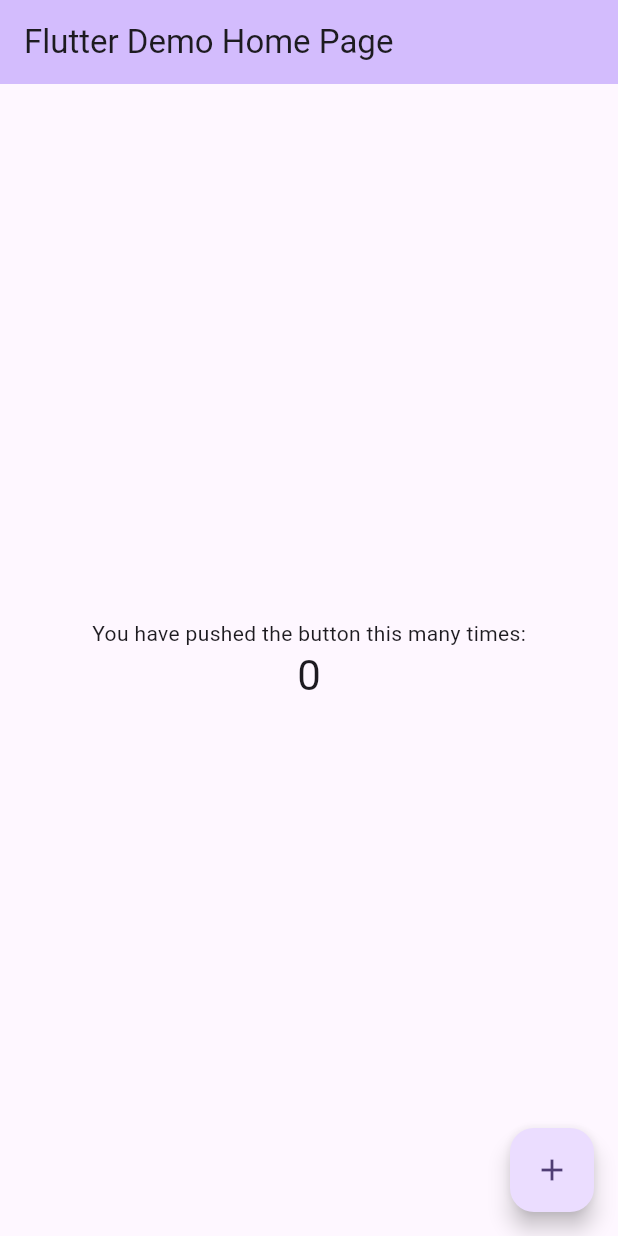
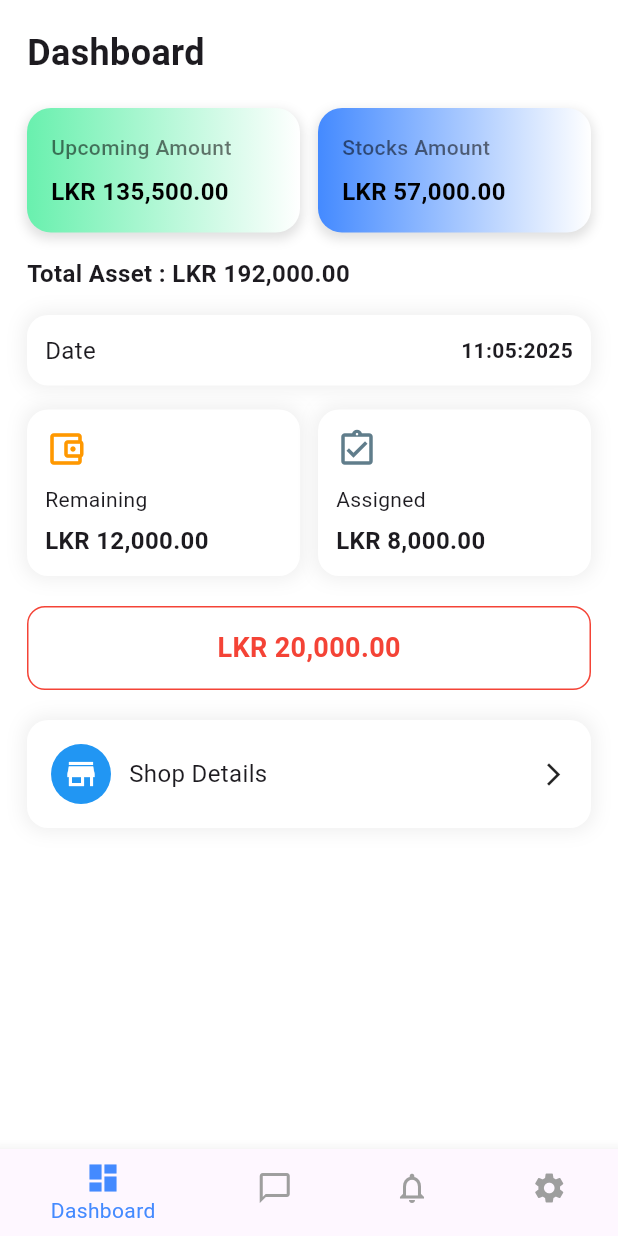
Before and after one commit to Himashirathnayake1/PegasFlex_Admin, a Flutter app: the screen it shows after launch, on a phone screen of 412 x 824 dp. Run offline on Flutter 3.47's test engine with Material 3 defaults, Android fonts, the phone set to English and light mode, and no system bars; Roboto replaces fonts that are missing (Helvetica).

Commit message:
create dashboard page

```diff
--- /dev/null
+++ b/pegasflex_admin/lib/dashboard_page.dart
@@ -0,0 +1,202 @@
+import 'package:flutter/material.dart';
+import 'package:intl/intl.dart';
+
+
+
+class DashboardPage extends StatelessWidget {
+  const DashboardPage({super.key});
+
+  @override
+  Widget build(BuildContext context) {
+    final currencyFormatter = NumberFormat.currency(locale: 'en', symbol: 'LKR ', decimalDigits: 2);
+    final today = DateFormat('dd:MM:yyyy').format(DateTime.now());
+
+    return Scaffold(
+      bottomNavigationBar: BottomNavigationBar(
+        currentIndex: 0,
+        selectedItemColor: Colors.blueAccent,
+        unselectedItemColor: Colors.grey,
+        items: const [
+          BottomNavigationBarItem(icon: Icon(Icons.dashboard), label: "Dashboard"),
+          BottomNavigationBarItem(icon: Icon(Icons.chat_bubble_outline), label: "Chat"),
+          BottomNavigationBarItem(icon: Icon(Icons.notifications_none), label: "Notifications"),
+          BottomNavigationBarItem(icon: Icon(Icons.settings), label: "Settings"),
+        ],
+      ),
+      body: SafeArea(
+        child: Padding(
+          padding: const EdgeInsets.all(18.0),
+          child: SingleChildScrollView(
+            child: Column(
+              crossAxisAlignment: CrossAxisAlignment.start,
+              children: [
+                const Text("Dashboard", style: TextStyle(fontSize: 24, fontWeight: FontWeight.bold)),
+
+                const SizedBox(height: 20),
+
+                Row(
+                  children: [
+                    _buildInfoCard(
+                      title: "Upcoming Amount",
+                      value: currencyFormatter.format(135500),
+                      gradient: const LinearGradient(colors: [Colors.greenAccent, Colors.white]),
+                    ),
+                    const SizedBox(width: 12),
+                    _buildInfoCard(
+                      title: "Stocks Amount",
+                      value: currencyFormatter.format(57000),
+                      gradient: const LinearGradient(colors: [Colors.blueAccent, Colors.white]),
+                    ),
+                  ],
+                ),
+
+                const SizedBox(height: 16),
+                Text("Total Asset : ${currencyFormatter.format(192000.00)}",
+                    style: const TextStyle(fontSize: 16, fontWeight: FontWeight.w600)),
+
+                const SizedBox(height: 16),
+                Container(
+                  padding: const EdgeInsets.all(12),
+                  decoration: _containerBox(),
+                  child: Row(
+                    mainAxisAlignment: MainAxisAlignment.spaceBetween,
+                    children: [
+                      const Text("Date", style: TextStyle(fontSize: 16)),
+                      Text(today, style: const TextStyle(fontWeight: FontWeight.bold)),
+                    ],
+                  ),
+                ),
+
+                const SizedBox(height: 16),
+                Row(
+                  children: [
+                    Expanded(
+                      child: _buildStatusCard(
+                        title: "Remaining",
+                        amount: currencyFormatter.format(12000),
+                        icon: Icons.account_balance_wallet_outlined,
+                        color: Colors.orange,
+                      ),
+                    ),
+                    const SizedBox(width: 12),
+                    Expanded(
+                      child: _buildStatusCard(
+                        title: "Assigned",
+                        amount: currencyFormatter.format(8000),
+                        icon: Icons.assignment_turned_in_outlined,
+                        color: Colors.blueGrey,
+                      ),
+                    ),
+                  ],
+                ),
+
+                const SizedBox(height: 20),
+                AnimatedContainer(
+                  duration: const Duration(milliseconds: 600),
+                  curve: Curves.easeInOut,
+                  padding: const EdgeInsets.symmetric(vertical: 14),
+                  width: double.infinity,
+                  decoration: BoxDecoration(
+                    border: Border.all(color: Colors.red),
+                    borderRadius: BorderRadius.circular(12),
+                    color: Colors.white,
+                  ),
+                  child: const Center(
+                    child: Text(
+                      "LKR 20,000.00",
+                      style: TextStyle(color: Colors.red, fontWeight: FontWeight.bold, fontSize: 18),
+                    ),
+                  ),
+                ),
+
+                const SizedBox(height: 20),
+                GestureDetector(
+                  onTap: () {
+                    // Navigate to shop details page
+                  },
+                  child: Container(
+                    padding: const EdgeInsets.all(16),
+                    decoration: _containerBox(),
+                    child: Row(
+                      children: const [
+                        CircleAvatar(
+                          backgroundColor: Colors.blue,
+                          child: Icon(Icons.store, color: Colors.white),
+                        ),
+                        SizedBox(width: 12),
+                        Text("Shop Details", style: TextStyle(fontSize: 16)),
+                        Spacer(),
+                        Icon(Icons.arrow_forward_ios, size: 18),
+                      ],
+                    ),
+                  ),
+                )
+              ],
+            ),
+          ),
+        ),
+      ),
+    );
+  }
+
+  BoxDecoration _containerBox() {
+    return BoxDecoration(
+      borderRadius: BorderRadius.circular(14),
+      color: Colors.white,
+      boxShadow: [
+        BoxShadow(
+          color: Colors.grey.shade200,
+          blurRadius: 10,
+          spreadRadius: 2,
+        ),
+      ],
+    );
+  }
+
+  Widget _buildInfoCard({required String title, required String value, required Gradient gradient}) {
+    return Expanded(
+      child: Container(
+        padding: const EdgeInsets.all(16),
+        decoration: BoxDecoration(
+          gradient: gradient,
+          borderRadius: BorderRadius.circular(16),
+          boxShadow: [
+            BoxShadow(
+              color: Colors.grey.shade300,
+              blurRadius: 6,
+              spreadRadius: 1,
+              offset: const Offset(0, 3),
+            ),
+          ],
+        ),
+        child: Column(
+          crossAxisAlignment: CrossAxisAlignment.start,
+          children: [
+            Text(title,
+                style: const TextStyle(fontSize: 14, fontWeight: FontWeight.w500, color: Colors.black54)),
+            const SizedBox(height: 8),
+            Text(value,
+                style: const TextStyle(fontSize: 16, fontWeight: FontWeight.bold, color: Colors.black)),
+          ],
+        ),
+      ),
+    );
+  }
+
+  Widget _buildStatusCard({required String title, required String amount, required IconData icon, required Color color}) {
+    return Container(
+      padding: const EdgeInsets.all(12),
+      decoration: _containerBox(),
+      child: Column(
+        crossAxisAlignment: CrossAxisAlignment.start,
+        children: [
+          Icon(icon, size: 28, color: color),
+          const SizedBox(height: 10),
+          Text(title, style: const TextStyle(fontSize: 14)),
+          const SizedBox(height: 6),
+          Text(amount, style: const TextStyle(fontWeight: FontWeight.bold, fontSize: 16)),
+        ],
+      ),
+    );
+  }
+}
--- a/pegasflex_admin/lib/main.dart
+++ b/pegasflex_admin/lib/main.dart
@@ -1,125 +1,25 @@
 import 'package:flutter/material.dart';
+import 'package:pegasflex_admin/dashboard_page.dart';
+
 
 void main() {
-  runApp(const MyApp());
+  runApp(const PegasFlexAdmin());
 }
 
-class MyApp extends StatelessWidget {
-  const MyApp({super.key});
+class PegasFlexAdmin extends StatelessWidget {
+  const PegasFlexAdmin({super.key});
 
-  // This widget is the root of your application.
   @override
   Widget build(BuildContext context) {
     return MaterialApp(
-      title: 'Flutter Demo',
+      title: 'PegasFlex Admin',
+      debugShowCheckedModeBanner: false,
       theme: ThemeData(
-        // This is the theme of your application.
-        //
-        // TRY THIS: Try running your application with "flutter run". You'll see
-        // the application has a purple toolbar. Then, without quitting the app,
-        // try changing the seedColor in the colorScheme below to Colors.green
-        // and then invoke "hot reload" (save your changes or press the "hot
-        // reload" button in a Flutter-supported IDE, or press "r" if you used
-        // the command line to start the app).
-        //
-        // Notice that the counter didn't reset back to zero; the application
-        // state is not lost during the reload. To reset the state, use hot
-        // restart instead.
-        //
-        // This works for code too, not just values: Most code changes can be
-        // tested with just a hot reload.
-        colorScheme: ColorScheme.fromSeed(seedColor: Colors.deepPurple),
+        fontFamily: 'Helvetica',
+        scaffoldBackgroundColor: Colors.white,
         useMaterial3: true,
       ),
-      home: const MyHomePage(title: 'Flutter Demo Home Page'),
+      home: const DashboardPage(),
     );
   }
 }
-
-class MyHomePage extends StatefulWidget {
-  const MyHomePage({super.key, required this.title});
-
-  // This widget is the home page of your application. It is stateful, meaning
-  // that it has a State object (defined below) that contains fields that affect
-  // how it looks.
-
-  // This class is the configuration for the state. It holds the values (in this
-  // case the title) provided by the parent (in this case the App widget) and
-  // used by the build method of the State. Fields in a Widget subclass are
-  // always marked "final".
-
-  final String title;
-
-  @override
-  State<MyHomePage> createState() => _MyHomePageState();
-}
-
-class _MyHomePageState extends State<MyHomePage> {
-  int _counter = 0;
-
-  void _incrementCounter() {
-    setState(() {
-      // This call to setState tells the Flutter framework that something has
-      // changed in this State, which causes it to rerun the build method below
-      // so that the display can reflect the updated values. If we changed
-      // _counter without calling setState(), then the build method would not be
-      // called again, and so nothing would appear to happen.
-      _counter++;
-    });
-  }
-
-  @override
-  Widget build(BuildContext context) {
-    // This method is rerun every time setState is called, for instance as done
-    // by the _incrementCounter method above.
-    //
-    // The Flutter framework has been optimized to make rerunning build methods
-    // fast, so that you can just rebuild anything that needs updating rather
-    // than having to individually change instances of widgets.
-    return Scaffold(
-      appBar: AppBar(
-        // TRY THIS: Try changing the color here to a specific color (to
-        // Colors.amber, perhaps?) and trigger a hot reload to see the AppBar
-        // change color while the other colors stay the same.
-        backgroundColor: Theme.of(context).colorScheme.inversePrimary,
-        // Here we take the value from the MyHomePage object that was created by
-        // the App.build method, and use it to set our appbar title.
-        title: Text(widget.title),
-      ),
-      body: Center(
-        // Center is a layout widget. It takes a single child and positions it
-        // in the middle of the parent.
-        child: Column(
-          // Column is also a layout widget. It takes a list of children and
-          // arranges them vertically. By default, it sizes itself to fit its
-          // children horizontally, and tries to be as tall as its parent.
-          //
-          // Column has various properties to control how it sizes itself and
-          // how it positions its children. Here we use mainAxisAlignment to
-          // center the children vertically; the main axis here is the vertical
-          // axis because Columns are vertical (the cross axis would be
-          // horizontal).
-          //
-          // TRY THIS: Invoke "debug painting" (choose the "Toggle Debug Paint"
-          // action in the IDE, or press "p" in the console), to see the
-          // wireframe for each widget.
-          mainAxisAlignment: MainAxisAlignment.center,
-          children: <Widget>[
-            const Text(
-              'You have pushed the button this many times:',
-            ),
-            Text(
-              '$_counter',
-              style: Theme.of(context).textTheme.headlineMedium,
-            ),
-          ],
-        ),
-      ),
-      floatingActionButton: FloatingActionButton(
-        onPressed: _incrementCounter,
-        tooltip: 'Increment',
-        child: const Icon(Icons.add),
-      ), // This trailing comma makes auto-formatting nicer for build methods.
-    );
-  }
-}
--- a/pegasflex_admin/pubspec.yaml
+++ b/pegasflex_admin/pubspec.yaml
@@ -35,6 +35,7 @@ dependencies:
   # The following adds the Cupertino Icons font to your application.
   # Use with the CupertinoIcons class for iOS style icons.
   cupertino_icons: ^1.0.8
+  intl: ^0.20.2
 
 dev_dependencies:
   flutter_test:
```
Also changed, not shown: pegasflex_admin/pubspec.lock.
